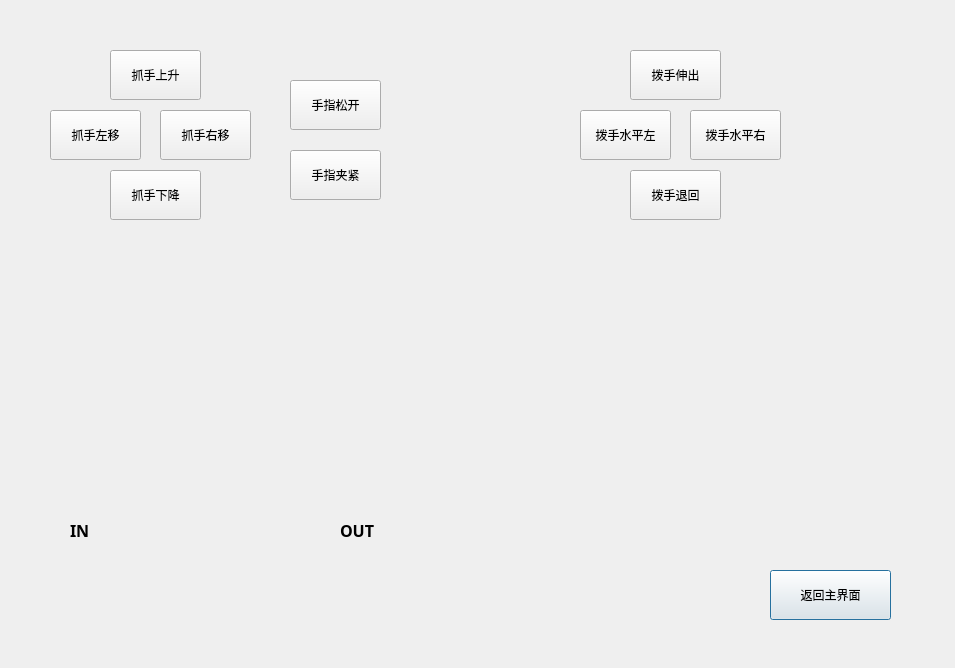
Above: hello/TestDialog.ui from galepai/hello before the change. Below: the same form after it.
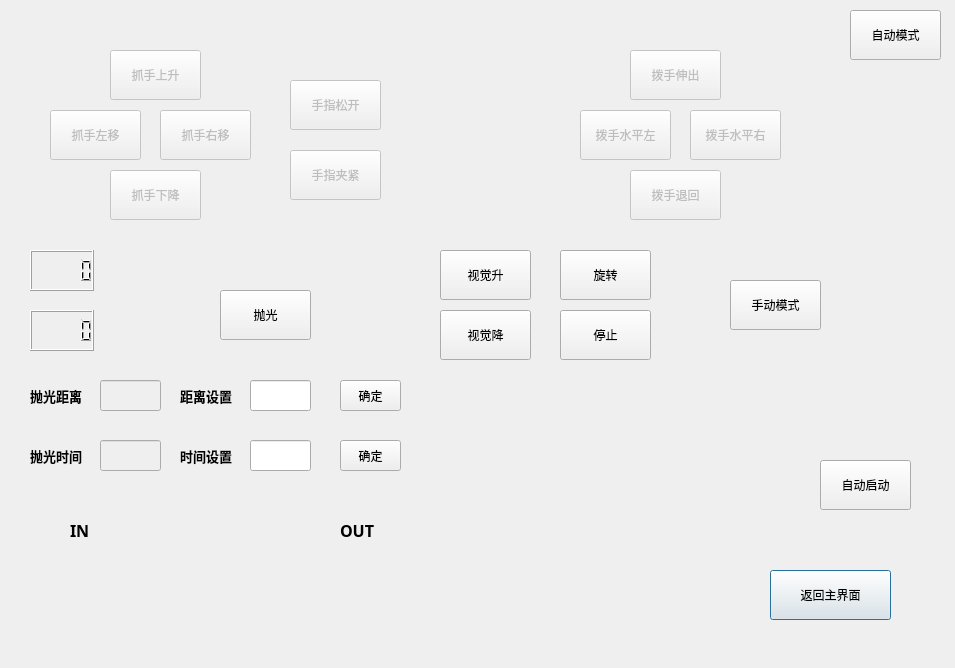
That is the form after the change. Icons and pictures are not drawn.

What changed in the file:
```diff
--- a/hello/TestDialog.ui
+++ b/hello/TestDialog.ui
@@ -37,6 +37,9 @@
    </property>
   </widget>
   <widget class="QPushButton" name="btn_zhuashou_left">
+   <property name="enabled">
+    <bool>false</bool>
+   </property>
    <property name="geometry">
     <rect>
      <x>50</x>
@@ -50,6 +53,9 @@
    </property>
   </widget>
   <widget class="QPushButton" name="btn_zhuashou_right">
+   <property name="enabled">
+    <bool>false</bool>
+   </property>
    <property name="geometry">
     <rect>
      <x>160</x>
@@ -63,6 +69,9 @@
    </property>
   </widget>
   <widget class="QPushButton" name="btn_hand_close">
+   <property name="enabled">
+    <bool>false</bool>
+   </property>
    <property name="geometry">
     <rect>
      <x>290</x>
@@ -76,6 +85,9 @@
    </property>
   </widget>
   <widget class="QPushButton" name="btn_hand_open">
+   <property name="enabled">
+    <bool>false</bool>
+   </property>
    <property name="geometry">
     <rect>
      <x>290</x>
@@ -89,6 +101,9 @@
    </property>
   </widget>
   <widget class="QPushButton" name="btn_boshou_down">
+   <property name="enabled">
+    <bool>false</bool>
+   </property>
    <property name="geometry">
     <rect>
      <x>630</x>
@@ -102,6 +117,9 @@
    </property>
   </widget>
   <widget class="QPushButton" name="btn_boshou_up">
+   <property name="enabled">
+    <bool>false</bool>
+   </property>
    <property name="geometry">
     <rect>
      <x>630</x>
@@ -115,6 +133,9 @@
    </property>
   </widget>
   <widget class="QPushButton" name="btn_boshou_shuiping_down">
+   <property name="enabled">
+    <bool>false</bool>
+   </property>
    <property name="geometry">
     <rect>
      <x>580</x>
@@ -128,6 +149,9 @@
    </property>
   </widget>
   <widget class="QPushButton" name="btn_boshou_shuiping_up">
+   <property name="enabled">
+    <bool>false</bool>
+   </property>
    <property name="geometry">
     <rect>
      <x>690</x>
@@ -141,6 +165,9 @@
    </property>
   </widget>
   <widget class="QPushButton" name="btn_zhuashou_up">
+   <property name="enabled">
+    <bool>false</bool>
+   </property>
    <property name="geometry">
     <rect>
      <x>110</x>
@@ -154,6 +181,9 @@
    </property>
   </widget>
   <widget class="QPushButton" name="btn_zhuashou_down">
+   <property name="enabled">
+    <bool>false</bool>
+   </property>
    <property name="geometry">
     <rect>
      <x>110</x>
@@ -208,6 +238,286 @@
     <string>OUT</string>
    </property>
   </widget>
+  <widget class="QPushButton" name="btn_vision_up">
+   <property name="geometry">
+    <rect>
+     <x>440</x>
+     <y>250</y>
+     <width>91</width>
+     <height>50</height>
+    </rect>
+   </property>
+   <property name="text">
+    <string>视觉升</string>
+   </property>
+  </widget>
+  <widget class="QPushButton" name="btn_vision_down">
+   <property name="geometry">
+    <rect>
+     <x>440</x>
+     <y>310</y>
+     <width>91</width>
+     <height>50</height>
+    </rect>
+   </property>
+   <property name="text">
+    <string>视觉降</string>
+   </property>
+  </widget>
+  <widget class="QPushButton" name="btn_rotate_start">
+   <property name="geometry">
+    <rect>
+     <x>560</x>
+     <y>250</y>
+     <width>91</width>
+     <height>50</height>
+    </rect>
+   </property>
+   <property name="text">
+    <string>旋转</string>
+   </property>
+  </widget>
+  <widget class="QPushButton" name="btn_rotate_stop">
+   <property name="geometry">
+    <rect>
+     <x>560</x>
+     <y>310</y>
+     <width>91</width>
+     <height>50</height>
+    </rect>
+   </property>
+   <property name="text">
+    <string>停止</string>
+   </property>
+  </widget>
+  <widget class="QPushButton" name="btn_paoguang">
+   <property name="geometry">
+    <rect>
+     <x>220</x>
+     <y>290</y>
+     <width>91</width>
+     <height>50</height>
+    </rect>
+   </property>
+   <property name="text">
+    <string>抛光</string>
+   </property>
+  </widget>
+  <widget class="QPushButton" name="btn_manual_mode">
+   <property name="geometry">
+    <rect>
+     <x>730</x>
+     <y>280</y>
+     <width>91</width>
+     <height>50</height>
+    </rect>
+   </property>
+   <property name="text">
+    <string>手动模式</string>
+   </property>
+  </widget>
+  <widget class="QPushButton" name="btn_auto_mode">
+   <property name="geometry">
+    <rect>
+     <x>850</x>
+     <y>10</y>
+     <width>91</width>
+     <height>50</height>
+    </rect>
+   </property>
+   <property name="text">
+    <string>自动模式</string>
+   </property>
+  </widget>
+  <widget class="QPushButton" name="btn_auto_start">
+   <property name="geometry">
+    <rect>
+     <x>820</x>
+     <y>460</y>
+     <width>91</width>
+     <height>50</height>
+    </rect>
+   </property>
+   <property name="text">
+    <string>自动启动</string>
+   </property>
+  </widget>
+  <widget class="QLCDNumber" name="lcd_distance">
+   <property name="geometry">
+    <rect>
+     <x>30</x>
+     <y>250</y>
+     <width>64</width>
+     <height>41</height>
+    </rect>
+   </property>
+  </widget>
+  <widget class="QLabel" name="label">
+   <property name="geometry">
+    <rect>
+     <x>30</x>
+     <y>370</y>
+     <width>61</width>
+     <height>51</height>
+    </rect>
+   </property>
+   <property name="font">
+    <font>
+     <family>Aharoni</family>
+     <pointsize>10</pointsize>
+     <weight>75</weight>
+     <bold>true</bold>
+    </font>
+   </property>
+   <property name="text">
+    <string>抛光距离</string>
+   </property>
+  </widget>
+  <widget class="QLabel" name="label_4">
+   <property name="geometry">
+    <rect>
+     <x>180</x>
+     <y>370</y>
+     <width>61</width>
+     <height>51</height>
+    </rect>
+   </property>
+   <property name="font">
+    <font>
+     <family>Aharoni</family>
+     <pointsize>10</pointsize>
+     <weight>75</weight>
+     <bold>true</bold>
+    </font>
+   </property>
+   <property name="text">
+    <string>距离设置</string>
+   </property>
+  </widget>
+  <widget class="QPushButton" name="btn_distance_confirm">
+   <property name="geometry">
+    <rect>
+     <x>340</x>
+     <y>380</y>
+     <width>61</width>
+     <height>31</height>
+    </rect>
+   </property>
+   <property name="text">
+    <string>确定</string>
+   </property>
+  </widget>
+  <widget class="QLCDNumber" name="lcd_time">
+   <property name="geometry">
+    <rect>
+     <x>30</x>
+     <y>310</y>
+     <width>64</width>
+     <height>41</height>
+    </rect>
+   </property>
+  </widget>
+  <widget class="QLineEdit" name="lineEdit_distance">
+   <property name="enabled">
+    <bool>false</bool>
+   </property>
+   <property name="geometry">
+    <rect>
+     <x>100</x>
+     <y>380</y>
+     <width>61</width>
+     <height>31</height>
+    </rect>
+   </property>
+  </widget>
+  <widget class="QLineEdit" name="lineEdit_time">
+   <property name="enabled">
+    <bool>false</bool>
+   </property>
+   <property name="geometry">
+    <rect>
+     <x>100</x>
+     <y>440</y>
+     <width>61</width>
+     <height>31</height>
+    </rect>
+   </property>
+  </widget>
+  <widget class="QLabel" name="label_5">
+   <property name="geometry">
+    <rect>
+     <x>180</x>
+     <y>430</y>
+     <width>61</width>
+     <height>51</height>
+    </rect>
+   </property>
+   <property name="font">
+    <font>
+     <family>Aharoni</family>
+     <pointsize>10</pointsize>
+     <weight>75</weight>
+     <bold>true</bold>
+    </font>
+   </property>
+   <property name="text">
+    <string>时间设置</string>
+   </property>
+  </widget>
+  <widget class="QPushButton" name="btn_time_confirm">
+   <property name="geometry">
+    <rect>
+     <x>340</x>
+     <y>440</y>
+     <width>61</width>
+     <height>31</height>
+    </rect>
+   </property>
+   <property name="text">
+    <string>确定</string>
+   </property>
+  </widget>
+  <widget class="QLabel" name="label_6">
+   <property name="geometry">
+    <rect>
+     <x>30</x>
+     <y>430</y>
+     <width>61</width>
+     <height>51</height>
+    </rect>
+   </property>
+   <property name="font">
+    <font>
+     <family>Aharoni</family>
+     <pointsize>10</pointsize>
+     <weight>75</weight>
+     <bold>true</bold>
+    </font>
+   </property>
+   <property name="text">
+    <string>抛光时间</string>
+   </property>
+  </widget>
+  <widget class="QLineEdit" name="lineEdit_distance_set">
+   <property name="geometry">
+    <rect>
+     <x>250</x>
+     <y>380</y>
+     <width>61</width>
+     <height>31</height>
+    </rect>
+   </property>
+  </widget>
+  <widget class="QLineEdit" name="lineEdit_time_set">
+   <property name="geometry">
+    <rect>
+     <x>250</x>
+     <y>440</y>
+     <width>61</width>
+     <height>31</height>
+    </rect>
+   </property>
+  </widget>
  </widget>
  <resources>
   <include location="hello.qrc"/>
```
